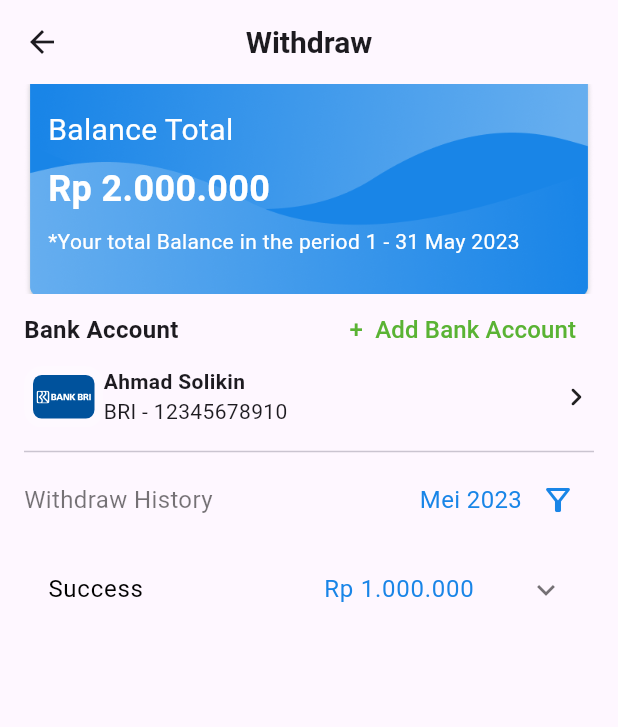
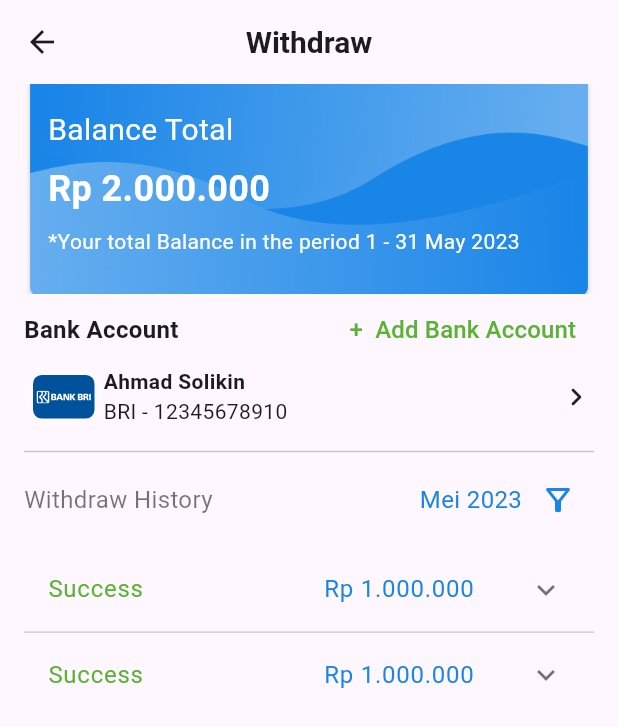
Before and after one commit to Aqsaaaa/Trading_App, a Flutter app: the WithdrawPage screen opened directly, on a phone screen of 412 x 824 dp. Shown: the top 727 px of the screen. Run offline on Flutter 3.47's test engine with Material 3 defaults, Android fonts, the phone set to English and light mode, and no system bars; our stand-ins replace flutter_svg.

Commit message:
feat: adjustment ui withdraw_page.dart

```diff
--- a/lib/modules/withdraw/withdraw_page.dart
+++ b/lib/modules/withdraw/withdraw_page.dart
@@ -14,11 +14,46 @@ class WithdrawPage extends StatelessWidget {
           transactionValue: 'Rp 1.000.000',
           expandedValue: [
             {
-              'title': 'Amount',
-              'value': 'Rp 1.000.000',
+              'title': 'Withdrawal code',
+              'value': 'qwerty1234556',
+            },
+            {
+              'title' : 'Transfer to account',
+              'value' : '1234567890',
+            },
+            {
+              'title' : 'Bank',
+              'value' : 'Bank Rakyat Indonesia',
+            },
+            {
+              'title' : 'Transferred on date',
+              'value' : '28-05-2023 10:30 AM',
             }
           ],
           showOrderedListNumber: false),
+      Item(
+        headerValue: 'Success',
+        transactionValue: 'Rp 1.000.000',
+        showOrderedListNumber: false,
+        expandedValue: [
+          {
+            'title': 'Withdrawal code',
+            'value': 'qwerty1234556',
+          },
+          {
+            'title' : 'Transfer to account',
+            'value' : '1234567890',
+          },
+          {
+            'title' : 'Bank',
+            'value' : 'Bank Rakyat Indonesia',
+          },
+          {
+            'title' : 'Transferred on date',
+            'value' : '28-05-2023 10:30 AM',
+          }
+        ]
+      )
     ];
   }
 
@@ -76,6 +111,7 @@ class WithdrawPage extends StatelessWidget {
               const SizedBox(height: 8),
               ExpansionPanelListExample(
                 data: generateItems(),
+                headerColor: ColorName.green,
               )
             ],
           ),
```
